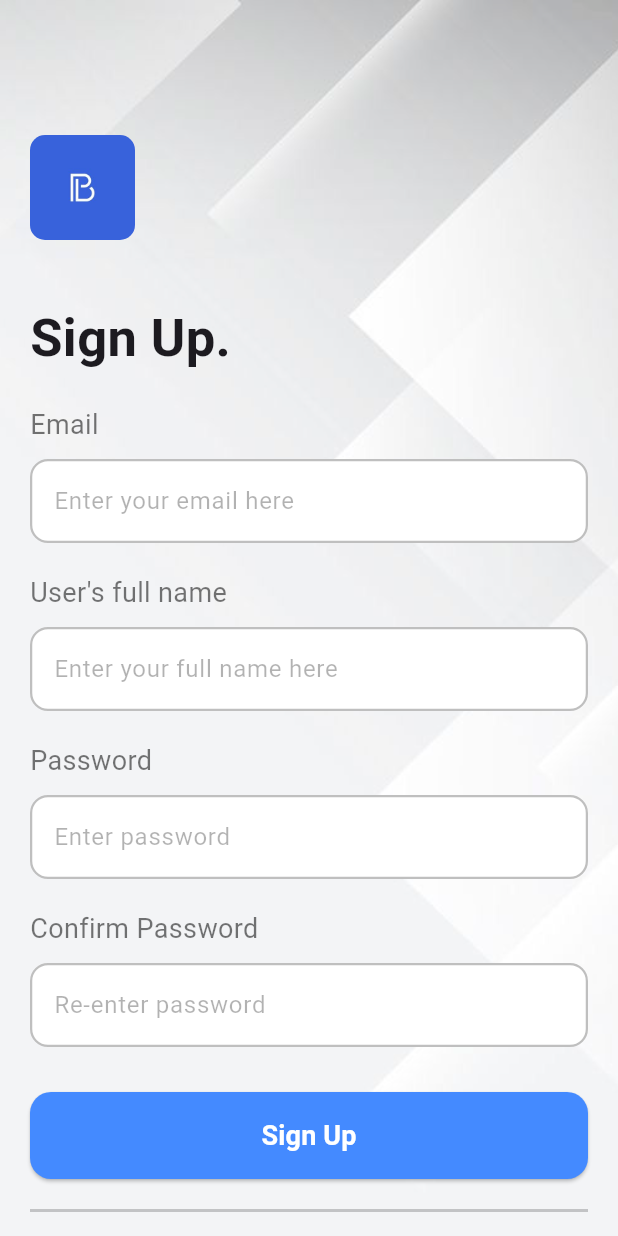
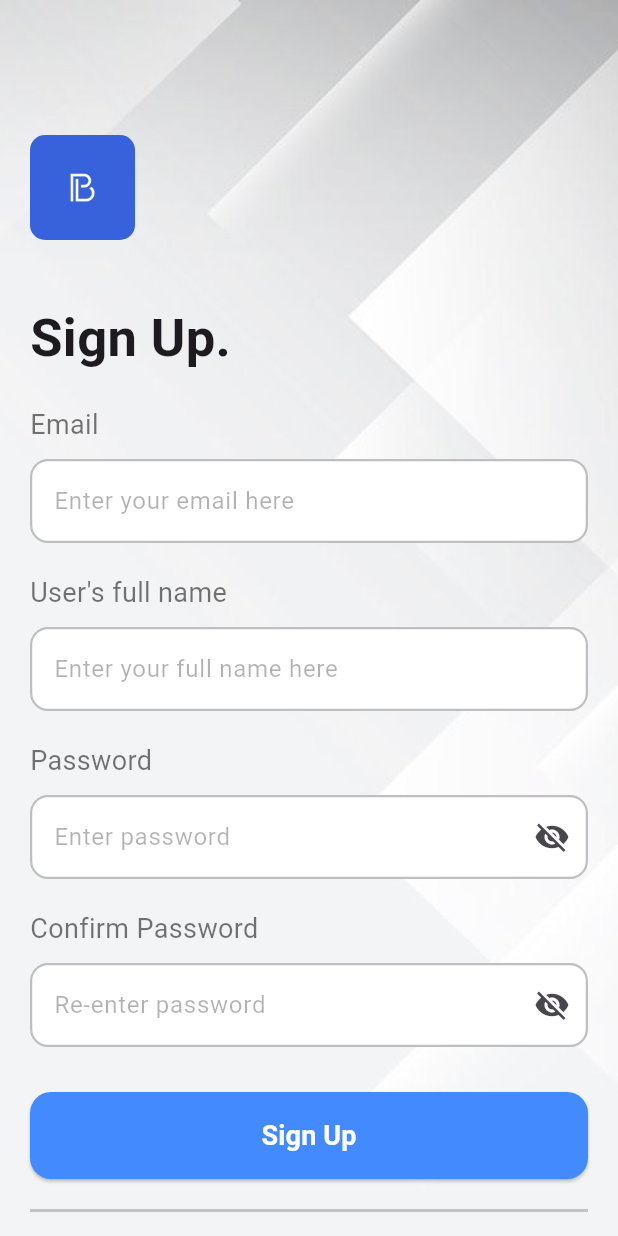
Before and after one commit to MrCo0701/MyBlog, a Flutter app: the SignupScreen screen opened directly, on a phone screen of 412 x 824 dp. Run offline on Flutter 3.47's test engine with Material 3 defaults, Android fonts, the phone set to English and light mode, and no system bars; our stand-ins replace bloc, dio, flutter_bloc, font_awesome_flutter, freezed_annotation, iconsax_flutter and 1 more; missing offline and left inert: flutter_quill; accounts and stored records are empty.

Commit message:
feat(auth): add validator for textFormField

```diff
--- a/lib/features/authentication/presentation/pages/login_screen.dart
+++ b/lib/features/authentication/presentation/pages/login_screen.dart
@@ -63,12 +63,14 @@ class LoginScreen extends StatelessWidget {
                           hintText: 'Enter your email here',
                           title: 'Email/Username',
                           controller: emailController,
+                          type: FieldType.email,
                         ),
                         SizedBox(height: 20),
                         TextFieldLogin(
                           hintText: 'Enter password',
                           title: 'Password',
                           controller: emailController,
+                          type: FieldType.password,
                         ),
                         SizedBox(height: 20),
                         ButtonTextWithLine(
--- a/lib/features/authentication/presentation/pages/signup_screen.dart
+++ b/lib/features/authentication/presentation/pages/signup_screen.dart
@@ -4,6 +4,7 @@ import 'package:my_blog/features/authentication/domain/entity/user.dart';
 import 'package:my_blog/features/authentication/presentation/cubits/signup/signup_cubit.dart';
 import 'package:my_blog/features/authentication/presentation/cubits/signup/singup_state.dart';
 import 'package:my_blog/features/authentication/presentation/di/signup_di.dart';
+import 'package:my_blog/features/authentication/presentation/pages/login_screen.dart';
 import '../../../main/presentation/pages/main_container.dart';
 import '../widgets/button_login_custom.dart';
 import '../widgets/text_field_login.dart';
@@ -14,6 +15,7 @@ class SignupScreen extends StatelessWidget {
 
   @override
   Widget build(BuildContext context) {
+    final _formKey = GlobalKey<FormState>();
     final emailController = TextEditingController();
     final fullNameController = TextEditingController();
     final passwordController = TextEditingController();
@@ -42,7 +44,7 @@ class SignupScreen extends StatelessWidget {
                         ),
                         SizedBox(width: 16),
                         Text(
-                          'Is Logging...',
+                          'SignUp...',
                           style: TextStyle(color: Colors.white),
                         ),
                       ],
@@ -58,7 +60,7 @@ class SignupScreen extends StatelessWidget {
                     behavior: SnackBarBehavior.floating,
                     backgroundColor: Colors.green,
                     content: Text(
-                      'Login Success!',
+                      'SignUp Success!',
                       style: TextStyle(color: Colors.white, fontSize: 16),
                     ),
                     duration: Duration(seconds: 2),
@@ -70,7 +72,7 @@ class SignupScreen extends StatelessWidget {
                 if (context.mounted) {
                   Navigator.pushReplacement(
                     context,
-                    MaterialPageRoute(builder: (_) => const MainContainer()),
+                    MaterialPageRoute(builder: (_) => const LoginScreen()),
                   );
                 }
               },
@@ -82,7 +84,7 @@ class SignupScreen extends StatelessWidget {
                     behavior: SnackBarBehavior.floating,
                     backgroundColor: Colors.red,
                     content: Text(
-                      'login Fail!',
+                      'SignUp Fail!',
                       style: TextStyle(color: Colors.white, fontSize: 16),
                     ),
                     duration: Duration(seconds: 2),
@@ -134,6 +136,7 @@ class SignupScreen extends StatelessWidget {
 
                         // * Form
                         Form(
+                          key: _formKey,
                           child: Column(
                             crossAxisAlignment: CrossAxisAlignment.start,
                             children: [
@@ -141,36 +144,44 @@ class SignupScreen extends StatelessWidget {
                                 hintText: 'Enter your email here',
                                 title: 'Email',
                                 controller: emailController,
+                                type: FieldType.email,
                               ),
                               SizedBox(height: 20),
                               TextFieldLogin(
                                 hintText: 'Enter your full name here',
                                 title: 'User\'s full name',
                                 controller: fullNameController,
+                                type: FieldType.fullName,
                               ),
                               SizedBox(height: 20),
                               TextFieldLogin(
                                 hintText: 'Enter password',
                                 title: 'Password',
                                 controller: passwordController,
+                                type: FieldType.password,
                               ),
                               SizedBox(height: 20),
                               TextFieldLogin(
                                 hintText: 'Re-enter password',
                                 title: 'Confirm Password',
                                 controller: passAgainController,
+                                type: FieldType.confirmPassword,
+                                compareController: passwordController,
                               ),
                               SizedBox(height: 30),
                               ButtonLoginCustom(
                                 text: 'Sign Up',
-                                onPress: () =>
+                                onPress: () {
+                                  if (_formKey.currentState!.validate()) {
                                     context.read<SignUpCubit>().signUp(
                                       UserEntity(
                                         fullName: fullNameController.text,
                                         email: emailController.text,
                                         password: passwordController.text,
                                       ),
-                                    ),
+                                    );
+                                  }
+                                },
                               ),
                             ],
                           ),
--- a/lib/features/authentication/presentation/widgets/text_field_login.dart
+++ b/lib/features/authentication/presentation/widgets/text_field_login.dart
@@ -1,16 +1,31 @@
 import 'package:flutter/material.dart';
+import 'package:my_blog/features/authentication/domain/validators/input_validator.dart';
 
-class TextFieldLogin extends StatelessWidget {
+enum FieldType { email, fullName, password, confirmPassword }
+
+class TextFieldLogin extends StatefulWidget {
   const TextFieldLogin({
     super.key,
     required this.title,
     required this.hintText,
     required this.controller,
+    required this.type,
+    this.compareController,
   });
 
   final String title;
   final String hintText;
   final TextEditingController controller;
+  final TextEditingController? compareController;
+  final FieldType type;
+
+  @override
+  State<TextFieldLogin> createState() => _TextFieldLoginState();
+}
+
+class _TextFieldLoginState extends State<TextFieldLogin> {
+  bool _obscure = true;
+  bool error = false;
 
   @override
   Widget build(BuildContext context) {
@@ -18,7 +33,7 @@ class TextFieldLogin extends StatelessWidget {
       crossAxisAlignment: CrossAxisAlignment.start,
       children: [
         Text(
-          title,
+          widget.title,
           style: TextStyle(
             fontSize: 18,
             fontWeight: FontWeight.w400,
@@ -29,13 +44,16 @@ class TextFieldLogin extends StatelessWidget {
         Focus(
           child: Builder(
             builder: (context) {
+              final isPassword =
+                  widget.type == FieldType.password ||
+                  widget.type == FieldType.confirmPassword;
               final hasFocus = Focus.of(context).hasFocus;
 
               return AnimatedContainer(
                 duration: Duration(seconds: 0),
                 decoration: BoxDecoration(
                   borderRadius: BorderRadius.circular(12),
-                  boxShadow: hasFocus
+                  boxShadow: hasFocus && error == false
                       ? [
                           BoxShadow(
                             color: Colors.blueAccent.withOpacity(0.7),
@@ -47,12 +65,57 @@ class TextFieldLogin extends StatelessWidget {
                 ),
 
                 child: TextFormField(
-                  controller: controller,
+                  controller: widget.controller,
+                  obscureText: isPassword ? _obscure : false,
+                  validator: (value) {
+                    final text = value ?? '';
+                    setState(() {
+                      error = true;
+                    });
+
+                    switch (widget.type) {
+                      case FieldType.fullName:
+                        return InputValidator.validateFullName(text);
+
+                      case FieldType.email:
+                        return InputValidator.validateEmail(text);
+
+                      case FieldType.password:
+                        return InputValidator.validatePassword(text);
+
+                      case FieldType.confirmPassword:
+                        return InputValidator.validateConfirmPassword(
+                          text,
+                          widget.compareController!.text,
+                        );
+                    }
+                  },
                   decoration: InputDecoration(
                     filled: true,
                     fillColor: Colors.white.withOpacity(1),
-                    hintText: hintText,
+                    hintText: widget.hintText,
                     hintStyle: TextStyle(color: Colors.black.withOpacity(0.3)),
+                    suffixIcon: isPassword
+                        ? IconButton(
+                            icon: Icon(
+                              _obscure
+                                  ? Icons.visibility_off
+                                  : Icons.visibility,
+                            ),
+                            onPressed: () {
+                              setState(() => _obscure = !_obscure);
+                            },
+                          )
+                        : null,
+                    errorBorder: OutlineInputBorder(
+                      borderRadius: BorderRadius.circular(12),
+                      borderSide: BorderSide(color: Colors.red, width: 1.5),
+                    ),
+                    focusedErrorBorder: OutlineInputBorder(
+                      borderRadius: BorderRadius.circular(12),
+                      borderSide: BorderSide(color: Colors.red, width: 1.5),
+                    ),
+                    errorStyle: TextStyle(color: Colors.red, fontSize: 12),
                     enabledBorder: OutlineInputBorder(
                       borderRadius: BorderRadius.circular(12),
                       borderSide: BorderSide(
```
Also changed, not shown: lib/features/authentication/domain/validators/input_validator.dart (added, +24 -0 lines), lib/features/blog_writting/presentation/pages/writing_screen.dart (+11 -11 lines).
